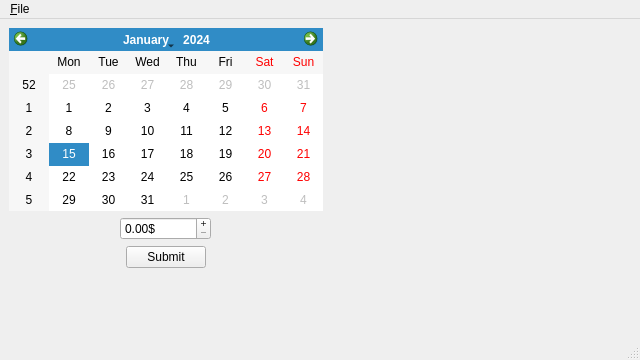
Old version of the form ui/main_window.ui in the repository git-chanel/BUDGIE.
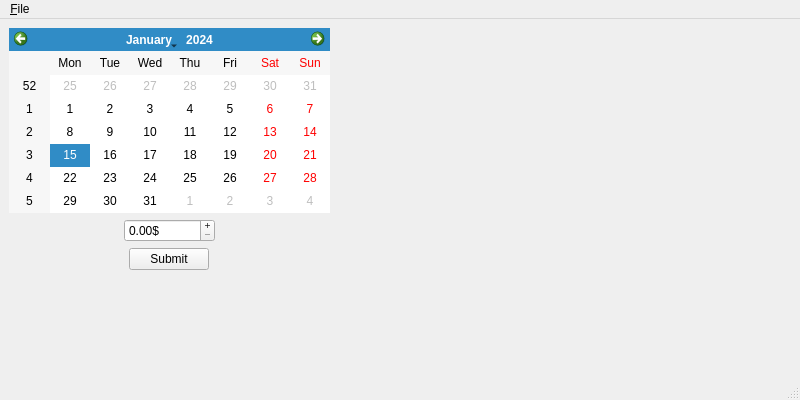
New version of the form.

The edit to the form file:
```diff
--- a/ui/main_window.ui
+++ b/ui/main_window.ui
@@ -9,8 +9,8 @@
    <rect>
     <x>0</x>
     <y>0</y>
-    <width>640</width>
-    <height>360</height>
+    <width>800</width>
+    <height>400</height>
    </rect>
   </property>
   <property name="sizePolicy">
@@ -21,8 +21,8 @@
   </property>
   <property name="minimumSize">
    <size>
-    <width>640</width>
-    <height>360</height>
+    <width>800</width>
+    <height>400</height>
    </size>
   </property>
   <property name="windowTitle">
@@ -31,22 +31,24 @@
   <widget class="QWidget" name="centralwidget">
    <property name="sizePolicy">
     <sizepolicy hsizetype="Preferred" vsizetype="Preferred">
-     <horstretch>0</horstretch>
-     <verstretch>0</verstretch>
+     <horstretch>1</horstretch>
+     <verstretch>1</verstretch>
     </sizepolicy>
    </property>
    <property name="autoFillBackground">
     <bool>false</bool>
    </property>
-   <widget class="QWidget" name="verticalLayoutWidget">
+   <widget class="QWidget" name="layoutWidget">
     <property name="geometry">
      <rect>
       <x>9</x>
       <y>9</y>
-      <width>314</width>
-      <height>240</height>
+      <width>321</width>
+      <height>242</height>
      </rect>
     </property>
+    <layout class="QHBoxLayout" name="horizontalLayout" stretch="0">
+     <item>
     <layout class="QVBoxLayout" name="verticalLayout" stretch="100,0,0">
      <property name="sizeConstraint">
       <enum>QLayout::SetDefaultConstraint</enum>
@@ -94,6 +96,23 @@
       </widget>
      </item>
     </layout>
+     </item>
+    </layout>
+   </widget>
+   <widget class="QWidget" name="verticalLayoutWidget">
+    <property name="geometry">
+     <rect>
+      <x>340</x>
+      <y>10</y>
+      <width>451</width>
+      <height>341</height>
+     </rect>
+    </property>
+    <layout class="QVBoxLayout" name="verticalLayoutGraphContainer">
+     <property name="sizeConstraint">
+      <enum>QLayout::SetDefaultConstraint</enum>
+     </property>
+    </layout>
    </widget>
   </widget>
   <widget class="QMenuBar" name="menubar">
@@ -101,7 +120,7 @@
     <rect>
      <x>0</x>
      <y>0</y>
-     <width>640</width>
+     <width>800</width>
      <height>21</height>
     </rect>
    </property>
```
Lines whose indentation alone changed are shown as unchanged.
